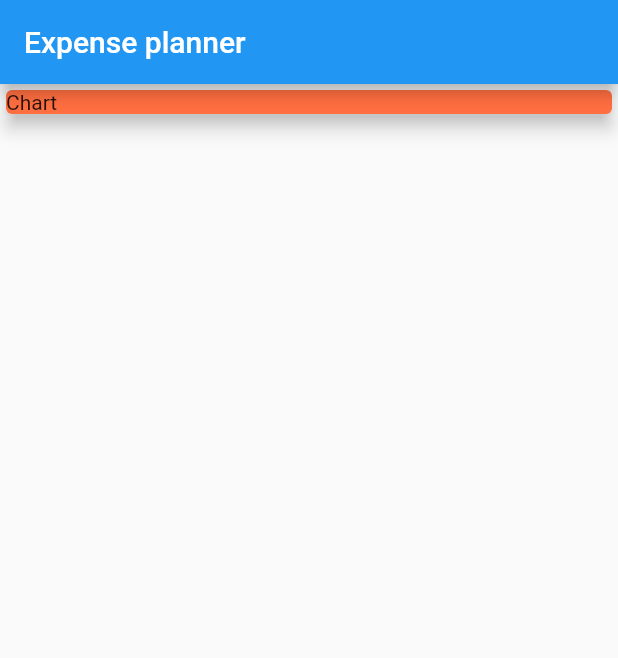
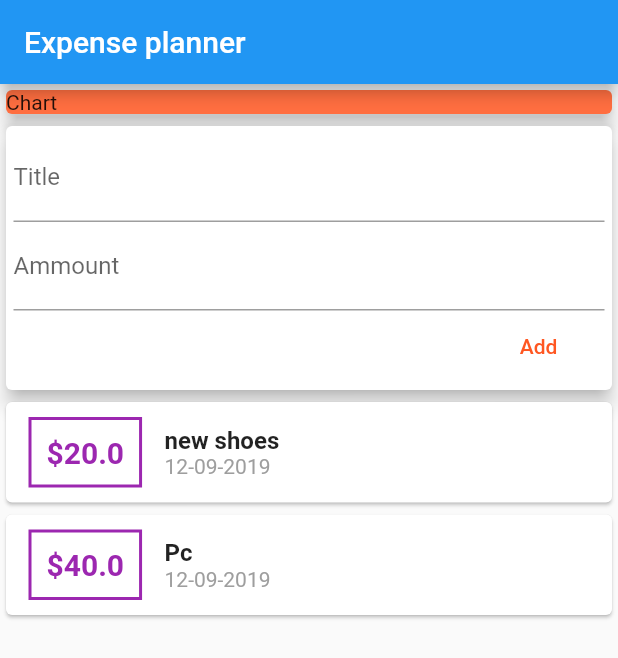
Before and after one commit to rLukes/expense_planner, a Flutter app: the screen it shows after launch, on a phone screen of 412 x 824 dp. Shown: the top 658 px of the screen. Run offline on Flutter 3.47's test engine with Material 2 defaults, Android fonts, the phone set to English and light mode, and no system bars.

Commit message:
splitting up model and widget

```diff
--- a/lib/main.dart
+++ b/lib/main.dart
@@ -1,3 +1,4 @@
+import './widgets/user_transaction.dart';
 import 'package:flutter/material.dart';
 
 void main() => runApp(ExpensePlannerApp());
@@ -33,7 +34,7 @@ class ExpensePlannerHomePage extends StatelessWidget {
                 elevation: 5,
               ),
             ),
-
+            UserTransaction()
           ],
         ));
   }
--- a/lib/widgets/new_transaction.dart
+++ b/lib/widgets/new_transaction.dart
@@ -3,6 +3,8 @@ import 'package:flutter/material.dart';
 class NewTransaction extends StatelessWidget {
   final titleController = TextEditingController();
   final amountController = TextEditingController();
+  final Function addTx;
+  NewTransaction(this.addTx);
 
   @override
   Widget build(BuildContext context) {
@@ -23,7 +25,9 @@ class NewTransaction extends StatelessWidget {
             ),
             FlatButton(
               child: Text("Add"),
-              onPressed: () {},
+              onPressed: () {
+                this.addTx(titleController.text, double.parse(amountController.text));
+              },
               textColor: Colors.deepOrange,
             )
           ],
--- a/lib/widgets/user_transaction.dart
+++ b/lib/widgets/user_transaction.dart
@@ -9,7 +9,7 @@ class UserTransaction extends StatefulWidget {
 }
 
 class _UserTransactionState extends State<UserTransaction> {
-  final List<Transaction> _userTransactons = [
+  final List<Transaction> _userTransactions = [
     Transaction(
         id: 't1', title: "new shoes", amount: 20.0, date: DateTime.now()),
     Transaction(id: 't2', title: "Pc", amount: 40.0, date: DateTime.now())
@@ -19,13 +19,16 @@ class _UserTransactionState extends State<UserTransaction> {
   Widget build(BuildContext context) {
     return Column(
       children: <Widget>[
-        NewTransaction(),
-        Transactions(this._userTransactons),
+        NewTransaction(_addNewTransaction),
+        Transactions(this._userTransactions),
       ],
     );
   }
 
   void _addNewTransaction(String txTitle, double amount){
-    final newTx = Transaction(title: txTitle, amount: amount, date: DateTime.now(),id: "ss");
+    final newTx = Transaction(title: txTitle, amount: amount, date: DateTime.now(),id: DateTime.now().toString());
+    setState(() {
+      this._userTransactions.add(newTx);
+    });
   }
 }
```
Also changed, not shown: lib/widgets/transactions_list.dart (+3 -7 lines).
